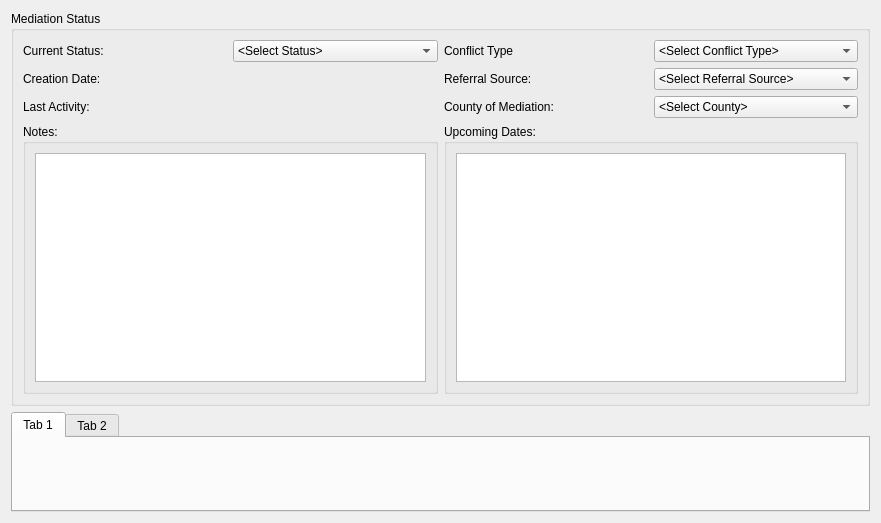
lansdon/cpts483_drc, file drc/gui/mediationprocessstatusform.ui: the form before one commit.
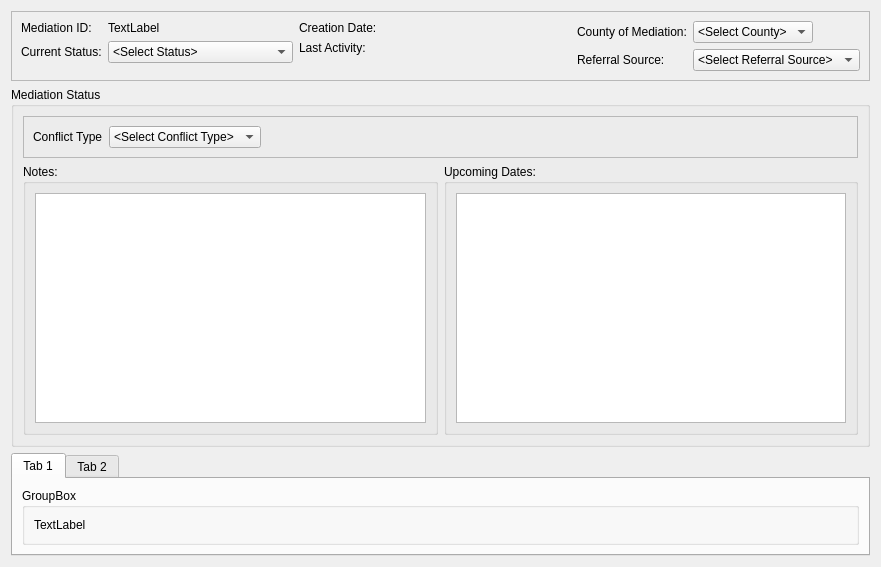
The form after the commit.

Commit message: Mediator Process Form - Adds toolbar button to open/close recent records. Bigger font for toolbox titles. Manager area added (as per discussion w/ Anne.)

What changed in the file:
```diff
--- a/drc/gui/mediationprocessstatusform.ui
+++ b/drc/gui/mediationprocessstatusform.ui
@@ -7,65 +7,155 @@
     <x>0</x>
     <y>0</y>
     <width>881</width>
-    <height>523</height>
+    <height>567</height>
    </rect>
   </property>
   <property name="windowTitle">
    <string>Form</string>
   </property>
-  <layout class="QGridLayout" name="gridLayout">
+  <layout class="QGridLayout" name="gridLayout_5">
    <item row="0" column="0">
-    <widget class="QGroupBox" name="groupBox">
-     <property name="title">
-      <string>Mediation Status</string>
+    <widget class="QFrame" name="managerFrame">
+     <property name="frameShape">
+      <enum>QFrame::StyledPanel</enum>
      </property>
-     <layout class="QGridLayout" name="gridLayout_2">
-      <item row="6" column="2" colspan="2">
-       <widget class="QGroupBox" name="groupBox_2">
-        <property name="title">
-         <string>Upcoming Dates:</string>
-        </property>
-        <layout class="QGridLayout" name="gridLayout_3">
+     <property name="frameShadow">
+      <enum>QFrame::Raised</enum>
+     </property>
+     <layout class="QHBoxLayout" name="horizontalLayout">
+      <item>
+       <layout class="QFormLayout" name="formLayoutCol1">
          <item row="0" column="0">
-          <widget class="QListWidget" name="updcomingDatesList"/>
-         </item>
-        </layout>
-       </widget>
-      </item>
-      <item row="6" column="0" colspan="2">
-       <widget class="QGroupBox" name="groupBox_3">
-        <property name="title">
-         <string>Notes:</string>
-        </property>
-        <layout class="QGridLayout" name="gridLayout_4">
-         <item row="0" column="0">
-          <widget class="QListWidget" name="notesListWidget"/>
-         </item>
-        </layout>
-       </widget>
-      </item>
-      <item row="0" column="2">
-       <widget class="QLabel" name="_conflictLabel">
+         <widget class="QLabel" name="label">
+          <property name="text">
+           <string>Mediation ID:</string>
+          </property>
+         </widget>
+        </item>
+        <item row="0" column="1">
+         <widget class="QLabel" name="label_2">
         <property name="text">
-         <string>Conflict Type</string>
+           <string>TextLabel</string>
         </property>
        </widget>
       </item>
       <item row="1" column="0">
+         <widget class="QLabel" name="_currentStatusLabel">
+          <property name="text">
+           <string>Current Status:</string>
+          </property>
+         </widget>
+        </item>
+        <item row="1" column="1">
+         <widget class="QComboBox" name="statusComboBox">
+          <item>
+           <property name="text">
+            <string>&lt;Select Status&gt;</string>
+           </property>
+          </item>
+          <item>
+           <property name="text">
+            <string>Initiated</string>
+           </property>
+          </item>
+          <item>
+           <property name="text">
+            <string>Scheduled</string>
+           </property>
+          </item>
+          <item>
+           <property name="text">
+            <string>Outcome Reached</string>
+           </property>
+          </item>
+          <item>
+           <property name="text">
+            <string>Outcome Not Reached</string>
+           </property>
+          </item>
+         </widget>
+        </item>
+       </layout>
+      </item>
+      <item>
+       <layout class="QFormLayout" name="formLayoutCol2">
+        <item row="0" column="0">
        <widget class="QLabel" name="_creationLabel">
         <property name="text">
          <string>Creation Date:</string>
         </property>
        </widget>
       </item>
-      <item row="1" column="1">
+        <item row="0" column="1">
        <widget class="QLabel" name="createdDateLabel">
         <property name="text">
          <string>&lt;date&gt;</string>
         </property>
        </widget>
       </item>
-      <item row="1" column="3">
+        <item row="1" column="0">
+         <widget class="QLabel" name="lastActivityLabel">
+          <property name="text">
+           <string>Last Activity:</string>
+          </property>
+         </widget>
+        </item>
+        <item row="1" column="1">
+         <widget class="QLabel" name="lastActivityDisplayLabel">
+          <property name="text">
+           <string>&lt;date&gt;</string>
+          </property>
+         </widget>
+        </item>
+       </layout>
+      </item>
+      <item>
+       <layout class="QFormLayout" name="formLayoutCol3">
+        <property name="fieldGrowthPolicy">
+         <enum>QFormLayout::FieldsStayAtSizeHint</enum>
+        </property>
+        <item row="0" column="0">
+         <widget class="QLabel" name="_countyLabel">
+          <property name="text">
+           <string>County of Mediation:</string>
+          </property>
+         </widget>
+        </item>
+        <item row="0" column="1">
+         <widget class="QComboBox" name="countyComboBox">
+          <item>
+           <property name="text">
+            <string>&lt;Select County&gt;</string>
+           </property>
+          </item>
+          <item>
+           <property name="text">
+            <string>Franklin</string>
+           </property>
+          </item>
+          <item>
+           <property name="text">
+            <string>Benton</string>
+           </property>
+          </item>
+          <item>
+           <property name="text">
+            <string>Grant</string>
+           </property>
+          </item>
+          <item>
+           <property name="text">
+            <string>Adams</string>
+           </property>
+          </item>
+          <item>
+           <property name="text">
+            <string>Other</string>
+           </property>
+          </item>
+         </widget>
+        </item>
+        <item row="1" column="1">
        <widget class="QComboBox" name="referralComboBox">
         <item>
          <property name="text">
@@ -149,98 +239,66 @@
         </item>
        </widget>
       </item>
-      <item row="2" column="3">
-       <widget class="QComboBox" name="countyComboBox">
-        <item>
-         <property name="text">
-          <string>&lt;Select County&gt;</string>
-         </property>
-        </item>
-        <item>
-         <property name="text">
-          <string>Franklin</string>
-         </property>
-        </item>
-        <item>
-         <property name="text">
-          <string>Benton</string>
-         </property>
-        </item>
-        <item>
-         <property name="text">
-          <string>Grant</string>
-         </property>
-        </item>
-        <item>
-         <property name="text">
-          <string>Adams</string>
-         </property>
-        </item>
-        <item>
-         <property name="text">
-          <string>Other</string>
-         </property>
-        </item>
-       </widget>
-      </item>
-      <item row="2" column="2">
-       <widget class="QLabel" name="_countyLabel">
-        <property name="text">
-         <string>County of Mediation:</string>
-        </property>
-       </widget>
-      </item>
-      <item row="0" column="0">
-       <widget class="QLabel" name="_currentStatusLabel">
-        <property name="text">
-         <string>Current Status:</string>
-        </property>
-       </widget>
-      </item>
-      <item row="0" column="1">
-       <widget class="QComboBox" name="statusComboBox">
-        <item>
-         <property name="text">
-          <string>&lt;Select Status&gt;</string>
-         </property>
-        </item>
-        <item>
-         <property name="text">
-          <string>Initiated</string>
-         </property>
-        </item>
-        <item>
-         <property name="text">
-          <string>Scheduled</string>
-         </property>
-        </item>
-        <item>
-         <property name="text">
-          <string>Outcome Reached</string>
-         </property>
-        </item>
-        <item>
-         <property name="text">
-          <string>Outcome Not Reached</string>
-         </property>
-        </item>
-       </widget>
-      </item>
-      <item row="1" column="2">
+        <item row="1" column="0">
        <widget class="QLabel" name="_referralLabel">
         <property name="text">
          <string>Referral Source:</string>
         </property>
        </widget>
       </item>
-      <item row="2" column="1">
-       <widget class="QLabel" name="lastActivityDisplayLabel">
-        <property name="text">
-         <string>&lt;date&gt;</string>
-        </property>
+       </layout>
+      </item>
+     </layout>
+    </widget>
+   </item>
+   <item row="1" column="0">
+    <widget class="QGroupBox" name="groupBox">
+     <property name="title">
+      <string>Mediation Status</string>
+     </property>
+     <layout class="QGridLayout" name="gridLayout_2">
+      <item row="6" column="2" colspan="2">
+       <widget class="QGroupBox" name="groupBox_2">
+        <property name="title">
+         <string>Upcoming Dates:</string>
+        </property>
+        <layout class="QGridLayout" name="gridLayout_3">
+         <item row="0" column="0">
+          <widget class="QListWidget" name="updcomingDatesList"/>
+         </item>
+        </layout>
        </widget>
       </item>
-      <item row="0" column="3">
+      <item row="6" column="0" colspan="2">
+       <widget class="QGroupBox" name="groupBox_3">
+        <property name="title">
+         <string>Notes:</string>
+        </property>
+        <layout class="QGridLayout" name="gridLayout_4">
+         <item row="0" column="0">
+          <widget class="QListWidget" name="notesListWidget"/>
+         </item>
+        </layout>
+       </widget>
+      </item>
+      <item row="3" column="0" colspan="4">
+       <widget class="QFrame" name="mediationFrame">
+        <property name="frameShape">
+         <enum>QFrame::StyledPanel</enum>
+        </property>
+        <property name="frameShadow">
+         <enum>QFrame::Raised</enum>
+        </property>
+        <layout class="QGridLayout" name="gridLayout">
+         <item row="1" column="1">
+          <layout class="QFormLayout" name="medForm2"/>
+         </item>
+         <item row="0" column="0">
+          <layout class="QFormLayout" name="medForm1">
+           <property name="fieldGrowthPolicy">
+            <enum>QFormLayout::FieldsStayAtSizeHint</enum>
+           </property>
+           <item row="0" column="1">
        <widget class="QComboBox" name="conflictComboBox">
         <item>
          <property name="text">
@@ -304,28 +362,66 @@
         </item>
        </widget>
       </item>
+           <item row="0" column="0">
+            <widget class="QLabel" name="_conflictLabel">
+             <property name="text">
+              <string>Conflict Type</string>
+             </property>
+            </widget>
+           </item>
+          </layout>
+         </item>
+         <item row="1" column="2">
+          <layout class="QFormLayout" name="medForm3"/>
+         </item>
+        </layout>
+       </widget>
+      </item>
+     </layout>
+    </widget>
+   </item>
       <item row="2" column="0">
-       <widget class="QLabel" name="lastActivityLabel">
-        <property name="text">
-         <string>Last Activity:</string>
-        </property>
-       </widget>
-      </item>
-     </layout>
-    </widget>
-   </item>
-   <item row="1" column="0">
     <widget class="QTabWidget" name="partyTabs">
+     <property name="sizePolicy">
+      <sizepolicy hsizetype="Expanding" vsizetype="Fixed">
+       <horstretch>0</horstretch>
+       <verstretch>0</verstretch>
+      </sizepolicy>
+     </property>
+     <property name="minimumSize">
+      <size>
+       <width>0</width>
+       <height>80</height>
+      </size>
+     </property>
      <property name="maximumSize">
       <size>
        <width>16777215</width>
-       <height>100</height>
+       <height>200</height>
       </size>
      </property>
      <widget class="QWidget" name="tab">
       <attribute name="title">
        <string>Tab 1</string>
       </attribute>
+      <layout class="QGridLayout" name="gridLayout_6">
+       <item row="0" column="0">
+        <widget class="QGroupBox" name="groupBox_4">
+         <property name="title">
+          <string>GroupBox</string>
+         </property>
+         <layout class="QGridLayout" name="gridLayout_7">
+          <item row="0" column="0">
+           <widget class="QLabel" name="label_3">
+            <property name="text">
+             <string>TextLabel</string>
+            </property>
+           </widget>
+          </item>
+         </layout>
+        </widget>
+       </item>
+      </layout>
      </widget>
      <widget class="QWidget" name="tab_2">
       <attribute name="title">
```
Lines whose indentation alone changed are shown as unchanged. The commit also changes 5 other files.
